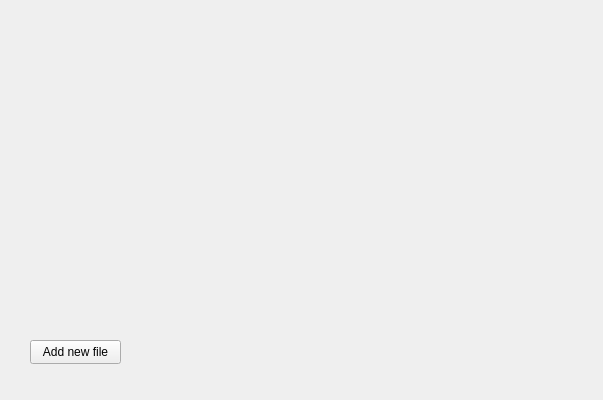
First picture: the form in OneDrive/onedrive_mainwindow.ui, repository radusalex1/OneDriveProject, before the edit.
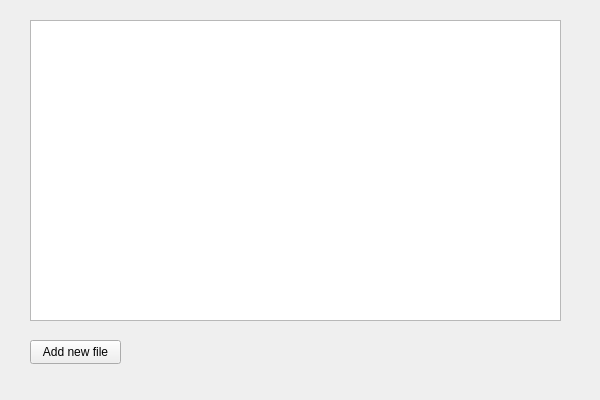
Second picture: the form after the edit.

Patch:
```diff
--- a/OneDrive/onedrive_mainwindow.ui
+++ b/OneDrive/onedrive_mainwindow.ui
@@ -6,7 +6,7 @@
    <rect>
     <x>0</x>
     <y>0</y>
-    <width>603</width>
+    <width>600</width>
     <height>400</height>
    </rect>
   </property>
@@ -26,18 +26,15 @@
     <string>Add new file</string>
    </property>
   </widget>
-  <widget class="QLabel" name="label_foldericon">
+  <widget class="QTreeView" name="treeView">
    <property name="geometry">
     <rect>
      <x>30</x>
-     <y>40</y>
-     <width>111</width>
-     <height>121</height>
+     <y>20</y>
+     <width>531</width>
+     <height>301</height>
     </rect>
    </property>
-   <property name="text">
-    <string/>
-   </property>
   </widget>
  </widget>
  <resources/>
```
